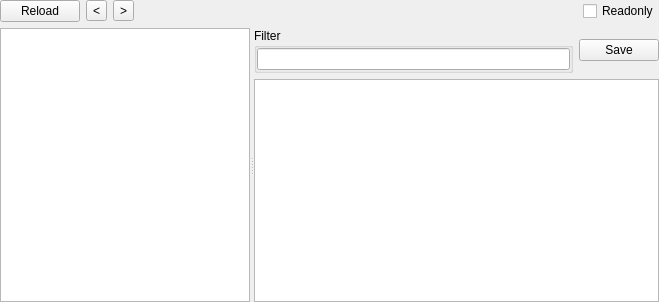
Old version of the form DEX/dexwidget.ui in the repository horsicq/FormatWidgets.
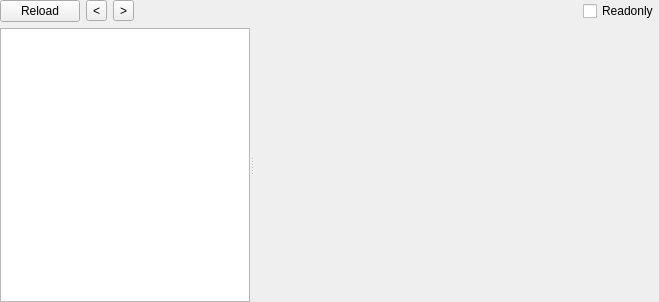
New version of the form. The open tabs and pages were chosen to show the change. Custom widgets are drawn as their Qt base class.

What changed in the file:
```diff
--- a/DEX/dexwidget.ui
+++ b/DEX/dexwidget.ui
@@ -124,6 +124,8 @@
         </item>
        </layout>
       </widget>
+      <widget class="QWidget" name="page_Visualization">
+      </widget>
       <widget class="QWidget" name="page_VirusTotal">
        <layout class="QVBoxLayout" name="verticalLayout_16_2">
         <property name="leftMargin">
```
